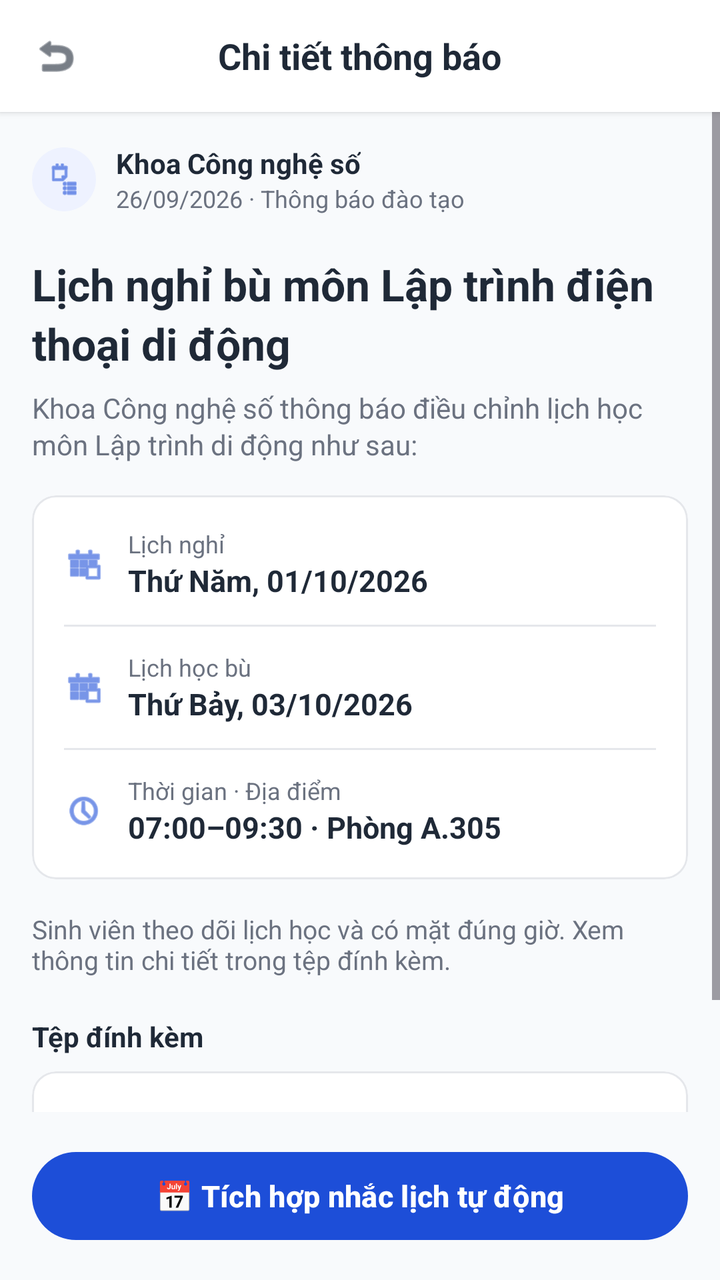
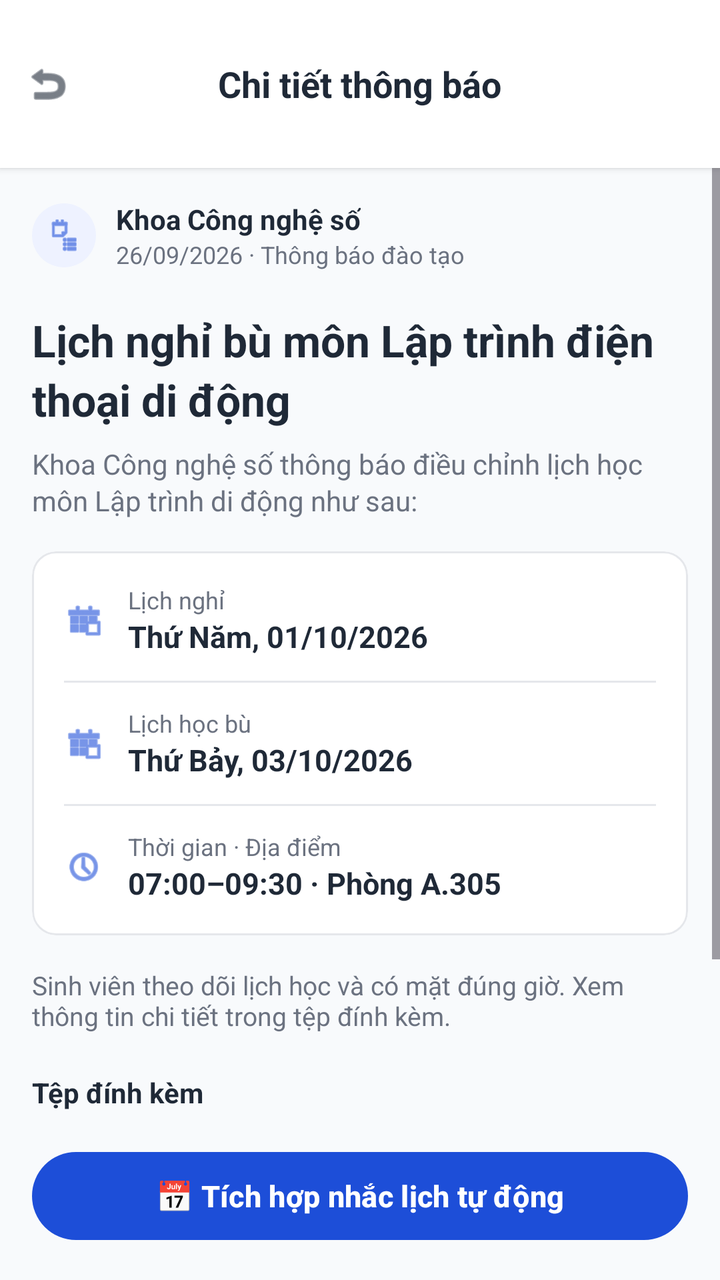

Compare the two renders of this Android layout. The source of the first and the diff that turns it into the second are given below.
<!-- AndroidManifest.xml: application theme Theme.XayDung -->
<!-- res/layout/activity_chi_tiet_thong_bao.xml -->
<?xml version="1.0" encoding="utf-8"?>
<RelativeLayout xmlns:android="http://schemas.android.com/apk/res/android"
    xmlns:app="http://schemas.android.com/apk/res-auto"
    android:layout_width="match_parent"
    android:layout_height="match_parent"
    android:background="@color/figma_bg">

    
    <RelativeLayout
        android:id="@+id/headerToolbar"
        android:layout_width="match_parent"
        android:layout_height="56dp"
        android:background="@color/white"
        android:elevation="2dp">

        <FrameLayout
            android:id="@+id/btnBackContainer"
            android:layout_width="56dp"
            android:layout_height="56dp"
            android:layout_alignParentStart="true"
            android:layout_centerVertical="true"
            android:clickable="true"
            android:focusable="true"
            android:elevation="10dp"
            android:background="?attr/selectableItemBackgroundBorderless">

            <ImageView
                android:id="@+id/btnBack"
                android:layout_width="24dp"
                android:layout_height="24dp"
                android:layout_gravity="center"
                android:clickable="false"
                android:focusable="false"
                android:src="@android:drawable/ic_menu_revert"
                android:contentDescription="Back"
                app:tint="@color/figma_text_primary" />
        </FrameLayout>

        <TextView
            android:layout_width="wrap_content"
            android:layout_height="wrap_content"
            android:layout_centerInParent="true"
            android:clickable="false"
            android:text="Chi tiết thông báo"
            android:textColor="@color/figma_text_primary"
            android:textSize="18sp"
            android:textStyle="bold" />
    </RelativeLayout>

    <ScrollView
        android:layout_width="match_parent"
        android:layout_height="match_parent"
        android:layout_below="@id/headerToolbar"
        android:layout_above="@id/btnIntegrateSchedule"
        android:fillViewport="true">

        <LinearLayout
            android:layout_width="match_parent"
            android:layout_height="wrap_content"
            android:orientation="vertical"
            android:padding="16dp">

            
            <LinearLayout
                android:layout_width="wrap_content"
                android:layout_height="wrap_content"
                android:orientation="horizontal"
                android:gravity="center_vertical">

                <FrameLayout
                    android:layout_width="32dp"
                    android:layout_height="32dp"
                    android:background="@drawable/bg_logo_badge">

                    <ImageView
                        android:layout_width="18dp"
                        android:layout_height="18dp"
                        android:layout_gravity="center"
                        android:src="@android:drawable/ic_menu_agenda"
                        android:contentDescription="Icon"
                        app:tint="@color/figma_blue" />
                </FrameLayout>

                <LinearLayout
                    android:layout_width="wrap_content"
                    android:layout_height="wrap_content"
                    android:layout_marginStart="10dp"
                    android:orientation="vertical">

                    <TextView
                        android:layout_width="wrap_content"
                        android:layout_height="wrap_content"
                        android:text="Khoa Công nghệ số"
                        android:textColor="@color/figma_text_primary"
                        android:textSize="14sp"
                        android:textStyle="bold" />

                    <TextView
                        android:layout_width="wrap_content"
                        android:layout_height="wrap_content"
                        android:text="26/09/2026 · Thông báo đào tạo"
                        android:textColor="@color/figma_text_secondary"
                        android:textSize="12sp" />
                </LinearLayout>
            </LinearLayout>

            
            <TextView
                android:layout_width="match_parent"
                android:layout_height="wrap_content"
                android:layout_marginTop="20dp"
                android:text="Lịch nghỉ bù môn Lập trình điện thoại di động"
                android:textColor="@color/figma_text_primary"
                android:textSize="22sp"
                android:textStyle="bold"
                android:lineSpacingExtra="4dp" />

            
            <TextView
                android:layout_width="match_parent"
                android:layout_height="wrap_content"
                android:layout_marginTop="8dp"
                android:text="Khoa Công nghệ số thông báo điều chỉnh lịch học môn Lập trình di động như sau:"
                android:textColor="@color/figma_text_secondary"
                android:textSize="14sp"
                android:lineSpacingExtra="2dp" />

            
            <com.google.android.material.card.MaterialCardView
                android:layout_width="match_parent"
                android:layout_height="wrap_content"
                android:layout_marginTop="16dp"
                app:cardCornerRadius="12dp"
                app:cardElevation="0dp"
                app:cardBackgroundColor="@color/white"
                app:strokeColor="@color/figma_card_border"
                app:strokeWidth="1dp">

                <LinearLayout
                    android:layout_width="match_parent"
                    android:layout_height="wrap_content"
                    android:orientation="vertical"
                    android:padding="16dp">

                    
                    <LinearLayout
                        android:layout_width="match_parent"
                        android:layout_height="wrap_content"
                        android:orientation="horizontal"
                        android:gravity="center_vertical">

                        <ImageView
                            android:layout_width="20dp"
                            android:layout_height="20dp"
                            android:src="@android:drawable/ic_menu_today"
                            android:contentDescription="Calendar"
                            app:tint="@color/figma_blue" />

                        <LinearLayout
                            android:layout_width="wrap_content"
                            android:layout_height="wrap_content"
                            android:layout_marginStart="12dp"
                            android:orientation="vertical">

                            <TextView
                                android:layout_width="wrap_content"
                                android:layout_height="wrap_content"
                                android:text="Lịch nghỉ"
                                android:textColor="@color/figma_text_secondary"
                                android:textSize="12sp" />

                            <TextView
                                android:layout_width="wrap_content"
                                android:layout_height="wrap_content"
                                android:text="Thứ Năm, 01/10/2026"
                                android:textColor="@color/figma_text_primary"
                                android:textSize="15sp"
                                android:textStyle="bold" />
                        </LinearLayout>
                    </LinearLayout>

                    <View
                        android:layout_width="match_parent"
                        android:layout_height="1dp"
                        android:layout_marginVertical="12dp"
                        android:background="@color/figma_card_border" />

                    
                    <LinearLayout
                        android:layout_width="match_parent"
                        android:layout_height="wrap_content"
                        android:orientation="horizontal"
                        android:gravity="center_vertical">

                        <ImageView
                            android:layout_width="20dp"
                            android:layout_height="20dp"
                            android:src="@android:drawable/ic_menu_today"
                            android:contentDescription="Calendar"
                            app:tint="@color/figma_blue" />

                        <LinearLayout
                            android:layout_width="wrap_content"
                            android:layout_height="wrap_content"
                            android:layout_marginStart="12dp"
                            android:orientation="vertical">

                            <TextView
                                android:layout_width="wrap_content"
                                android:layout_height="wrap_content"
                                android:text="Lịch học bù"
                                android:textColor="@color/figma_text_secondary"
                                android:textSize="12sp" />

                            <TextView
                                android:layout_width="wrap_content"
                                android:layout_height="wrap_content"
                                android:text="Thứ Bảy, 03/10/2026"
                                android:textColor="@color/figma_text_primary"
                                android:textSize="15sp"
                                android:textStyle="bold" />
                        </LinearLayout>
                    </LinearLayout>

                    <View
                        android:layout_width="match_parent"
                        android:layout_height="1dp"
                        android:layout_marginVertical="12dp"
                        android:background="@color/figma_card_border" />

                    
                    <LinearLayout
                        android:layout_width="match_parent"
                        android:layout_height="wrap_content"
                        android:orientation="horizontal"
                        android:gravity="center_vertical">

                        <ImageView
                            android:layout_width="20dp"
                            android:layout_height="20dp"
                            android:src="@android:drawable/ic_menu_recent_history"
                            android:contentDescription="Time"
                            app:tint="@color/figma_blue" />

                        <LinearLayout
                            android:layout_width="wrap_content"
                            android:layout_height="wrap_content"
                            android:layout_marginStart="12dp"
                            android:orientation="vertical">

                            <TextView
                                android:layout_width="wrap_content"
                                android:layout_height="wrap_content"
                                android:text="Thời gian · Địa điểm"
                                android:textColor="@color/figma_text_secondary"
                                android:textSize="12sp" />

                            <TextView
                                android:layout_width="wrap_content"
                                android:layout_height="wrap_content"
                                android:text="07:00–09:30 · Phòng A.305"
                                android:textColor="@color/figma_text_primary"
                                android:textSize="15sp"
                                android:textStyle="bold" />
                        </LinearLayout>
                    </LinearLayout>

                </LinearLayout>
            </com.google.android.material.card.MaterialCardView>

            <TextView
                android:layout_width="match_parent"
                android:layout_height="wrap_content"
                android:layout_marginTop="16dp"
                android:text="Sinh viên theo dõi lịch học và có mặt đúng giờ. Xem thông tin chi tiết trong tệp đính kèm."
                android:textColor="@color/figma_text_secondary"
                android:textSize="13sp" />

            
            <TextView
                android:layout_width="wrap_content"
                android:layout_height="wrap_content"
                android:layout_marginTop="20dp"
                android:text="Tệp đính kèm"
                android:textColor="@color/figma_text_primary"
                android:textSize="14sp"
                android:textStyle="bold" />

            <com.google.android.material.card.MaterialCardView
                android:layout_width="match_parent"
                android:layout_height="wrap_content"
                android:layout_marginTop="8dp"
                app:cardCornerRadius="12dp"
                app:cardElevation="0dp"
                app:cardBackgroundColor="@color/white"
                app:strokeColor="@color/figma_card_border"
                app:strokeWidth="1dp">

                <RelativeLayout
                    android:layout_width="match_parent"
                    android:layout_height="wrap_content"
                    android:padding="16dp">

                    <ImageView
                        android:id="@+id/iconPdf"
                        android:layout_width="24dp"
                        android:layout_height="24dp"
                        android:layout_alignParentStart="true"
                        android:layout_centerVertical="true"
                        android:src="@android:drawable/ic_menu_agenda"
                        android:contentDescription="PDF"
                        app:tint="@color/figma_blue" />

                    <LinearLayout
                        android:layout_width="wrap_content"
                        android:layout_height="wrap_content"
                        android:layout_toEndOf="@id/iconPdf"
                        android:layout_marginStart="12dp"
                        android:layout_centerVertical="true"
                        android:orientation="vertical">

                        <TextView
                            android:layout_width="wrap_content"
                            android:layout_height="wrap_content"
                            android:text="Lich_nghi_bu.pdf"
                            android:textColor="@color/figma_text_primary"
                            android:textSize="14sp"
                            android:textStyle="bold" />

                        <TextView
                            android:layout_width="wrap_content"
                            android:layout_height="wrap_content"
                            android:text="PDF · 248 KB"
                            android:textColor="@color/figma_text_secondary"
                            android:textSize="12sp" />
                    </LinearLayout>

                    <ImageView
                        android:layout_width="20dp"
                        android:layout_height="20dp"
                        android:layout_alignParentEnd="true"
                        android:layout_centerVertical="true"
                        android:src="@android:drawable/ic_menu_save"
                        android:contentDescription="Download"
                        app:tint="@color/figma_blue" />
                </RelativeLayout>
            </com.google.android.material.card.MaterialCardView>

        </LinearLayout>
    </ScrollView>

    
    <com.google.android.material.button.MaterialButton
        android:id="@+id/btnIntegrateSchedule"
        android:layout_width="match_parent"
        android:layout_height="52dp"
        android:layout_alignParentBottom="true"
        android:layout_margin="16dp"
        android:text="📅 Tích hợp nhắc lịch tự động"
        android:textSize="15sp"
        android:textStyle="bold"
        app:cornerRadius="26dp"
        app:backgroundTint="@color/figma_blue" />

</RelativeLayout>
<!-- resources referenced by this layout -->
<resources>
  <color name="figma_bg">#F8FAFC</color>
  <color name="figma_blue">#1D4ED8</color>
  <color name="figma_card_border">#E5E7EB</color>
  <color name="figma_text_primary">#1F2937</color>
  <color name="figma_text_secondary">#6B7280</color>
  <color name="white">#FFFFFFFF</color>
  <!-- drawable bg_logo_badge (drawable) -->
  <?xml version="1.0" encoding="utf-8"?>
  <shape xmlns:android="http://schemas.android.com/apk/res/android"
      android:shape="rectangle">
      <solid android:color="@color/figma_blue_light" />
      <corners android:radius="20dp" />
  </shape>
  <style name="Theme.XayDung" parent="Base.Theme.XayDung" />
  <color name="figma_blue_light">#EEF2FF</color>
  <style name="Base.Theme.XayDung" parent="Theme.Material3.DayNight.NoActionBar">
          <item name="colorPrimary">@color/figma_blue</item>
          <item name="colorPrimaryDark">@color/figma_blue_dark</item>
          <item name="colorSecondary">@color/figma_blue</item>
          <item name="android:windowBackground">@color/figma_bg</item>
      </style>
  <color name="figma_blue_dark">#1E40AF</color>
</resources>

<!-- the commit's change to res/layout/activity_chi_tiet_thong_bao.xml (unified diff, before → after) -->
@@ -9,19 +9,21 @@
     <RelativeLayout
         android:id="@+id/headerToolbar"
         android:layout_width="match_parent"
-        android:layout_height="56dp"
+        android:layout_height="wrap_content"
+        android:minHeight="56dp"
+        android:paddingTop="28dp"
+        android:paddingBottom="8dp"
         android:background="@color/white"
         android:elevation="2dp">
 
         <FrameLayout
             android:id="@+id/btnBackContainer"
-            android:layout_width="56dp"
-            android:layout_height="56dp"
+            android:layout_width="48dp"
+            android:layout_height="48dp"
             android:layout_alignParentStart="true"
             android:layout_centerVertical="true"
             android:clickable="true"
             android:focusable="true"
-            android:elevation="10dp"
             android:background="?attr/selectableItemBackgroundBorderless">
 
             <ImageView
